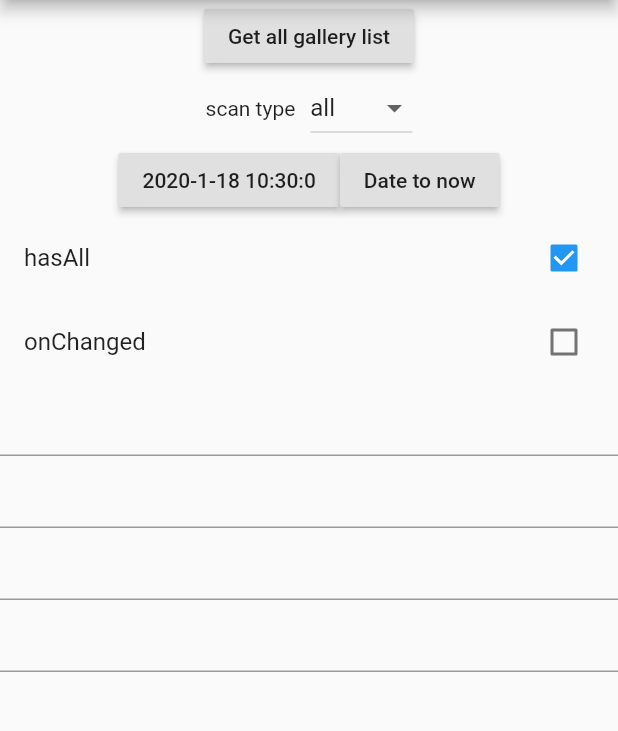
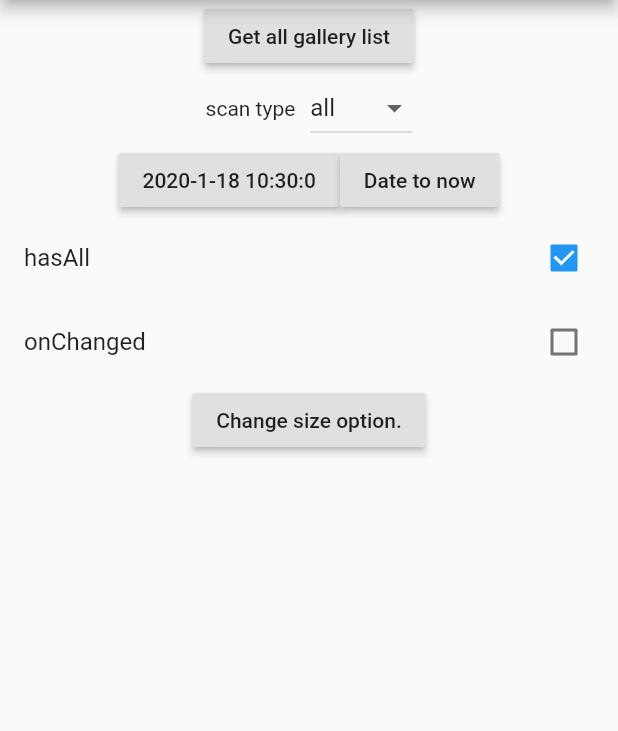
Before and after one commit to fluttercandies/flutter_photo_manager, a Flutter app: the NewHomePage screen opened directly, on a phone screen of 412 x 824 dp, the part 84-815 px from its top. Run offline on Flutter 3.47's test engine with Material 2 defaults, Android fonts, the phone set to English and light mode, and no system bars; drawn by our look-alikes of oktoast; our stand-ins replace video_player.

Commit message:
Example for size filter.

```diff
--- a/example/lib/model/photo_provider.dart
+++ b/example/lib/model/photo_provider.dart
@@ -1,5 +1,6 @@
 import 'package:flutter/foundation.dart';
 import 'package:image_scanner_example/main.dart';
+import 'package:oktoast/oktoast.dart';
 import 'package:photo_manager/photo_manager.dart';
 
 class PhotoProvider extends ChangeNotifier {
@@ -17,12 +18,15 @@ class PhotoProvider extends ChangeNotifier {
 
   bool get notifying => _notifying;
 
+  String minWidth;
+  String maxWidth;
+  String minHeight;
+  String maxHeight;
+
   set notifying(bool notifying) {
     _notifying = notifying;
     notifyListeners();
   }
-
-  FilterOption option = const FilterOption();
 
   void changeType(int v) {
     this.type = v;
@@ -50,11 +54,18 @@ class PhotoProvider extends ChangeNotifier {
   }
 
   Future<void> refreshGalleryList() async {
+    final option = makeOption();
+
+    if (option == null) {
+      return;
+    }
+
     reset();
     var galleryList = await PhotoManager.getAssetPathList(
       fetchDateTime: dt,
       type: RequestType.values[type],
       hasAll: hasAll,
+      fliterOption: option,
     );
 
     galleryList.sort((s1, s2) {
@@ -68,6 +79,28 @@ class PhotoProvider extends ChangeNotifier {
   PathProvider getOrCreatePathProvider(AssetPathEntity pathEntity) {
     pathProviderMap[pathEntity] ??= PathProvider(pathEntity);
     return pathProviderMap[pathEntity];
+  }
+
+  FilterOption makeOption() {
+    SizeConstraint sizeConstraint;
+    try {
+      final minW = int.tryParse(minWidth);
+      final maxW = int.tryParse(maxWidth);
+      final minH = int.tryParse(minHeight);
+      final maxH = int.tryParse(maxHeight);
+      sizeConstraint = SizeConstraint(
+        minWidth: minW,
+        maxWidth: maxW,
+        minHeight: minH,
+        maxHeight: maxH,
+      );
+    } catch (e) {
+      showToast("Cannot convert your size.");
+      return null;
+    }
+    return FilterOption(
+      sizeConstraint: sizeConstraint,
+    );
   }
 }
 
--- a/example/lib/page/home_page.dart
+++ b/example/lib/page/home_page.dart
@@ -60,7 +60,7 @@ class _NewHomePageState extends State<NewHomePage> {
             ),
             _buildHasAllCheck(),
             _buildNotifyCheck(),
-            _buildFilterOption(provider.option),
+            _buildFilterOption(provider),
           ],
         ),
       ),
@@ -143,26 +143,60 @@ class _NewHomePageState extends State<NewHomePage> {
 
   void onChange(call) {}
 
-  Widget _buildFilterOption(FilterOption option) {
-    return Column(
+  Widget _buildFilterOption(PhotoProvider provider) {
+    final dialog = Column(
+      mainAxisSize: MainAxisSize.min,
       children: <Widget>[
-        TextField(),
-        TextField(),
-        TextField(),
-        TextField(),
+        buildInput(provider.minWidth, "minWidth", (value) {
+          provider.minWidth = value;
+        }),
+        buildInput(provider.maxWidth, "maxWidth", (value) {
+          provider.maxWidth = value;
+        }),
+        buildInput(provider.minHeight, "minHeight", (value) {
+          provider.minHeight = value;
+        }),
+        buildInput(provider.maxHeight, "maxHeight", (value) {
+          provider.maxHeight = value;
+        }),
       ],
+    );
+
+    return RaisedButton(
+      child: Text("Change size option."),
+      onPressed: () {
+        Navigator.push(
+          context,
+          MaterialPageRoute(
+            builder: (BuildContext context) {
+              return Scaffold(
+                appBar: AppBar(
+                  title: Text("Change size option."),
+                ),
+                body: Material(child: dialog),
+              );
+            },
+          ),
+        );
+      },
     );
   }
 
-  // Widget buildAndroidQSwitch() {
-  //   return CheckboxListTile(
-  //     onChanged: (check) {
-  //       PhotoManager.setAndroidQExperimental(check);
-  //       setState(() {});
-  //     },
-  //     value: PhotoManager.androidQExperimental,
-  //   );
-  // }
+  Widget buildInput(
+    String initValue,
+    String hintText,
+    void onChanged(String value),
+  ) {
+    return TextFormField(
+      decoration: InputDecoration(
+        hintText: hintText,
+        contentPadding: EdgeInsets.all(8),
+      ),
+      onChanged: onChanged,
+      initialValue: initValue,
+      keyboardType: TextInputType.number,
+    );
+  }
 }
 
 Widget buildButton(String text, Function function) {
```
